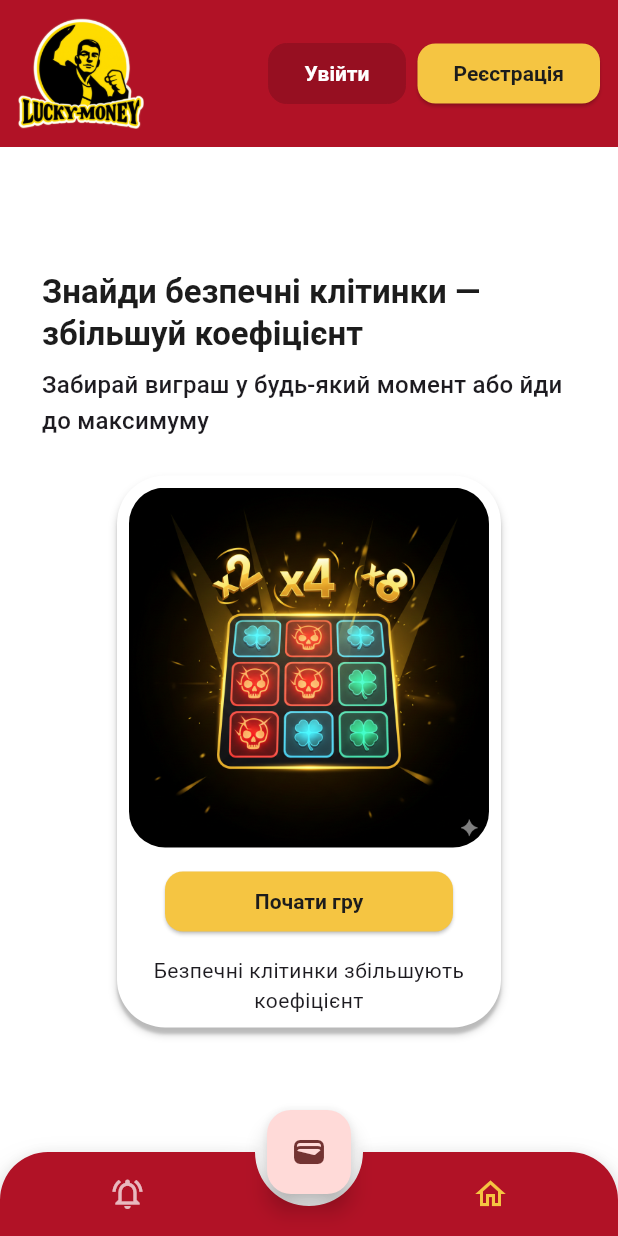
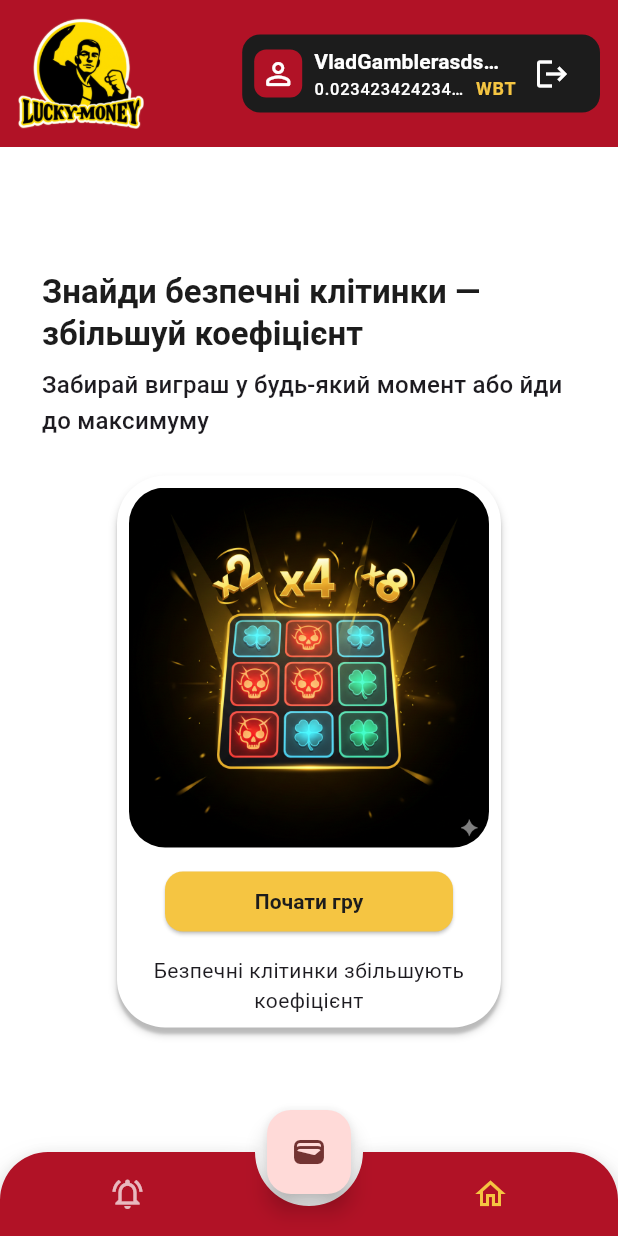
Before and after one commit to Vladus27/lucky-money-game, a Flutter app: the screen it shows after launch, on a phone screen of 412 x 824 dp. Run offline on Flutter 3.47's test engine with Material 3 defaults, Android fonts, the phone set to English and light mode, and no system bars; drawn by our look-alikes of animated_bottom_navigation_bar; our stand-ins replace flutter_riverpod, google_fonts.

Commit message:
init ui for logined user in home_header

```diff
--- a/lucky_money_app/lib/features/authentication/widgets/username_input.dart
+++ b/lucky_money_app/lib/features/authentication/widgets/username_input.dart
@@ -35,7 +35,6 @@ class UsernameInput extends StatelessWidget {
           borderRadius: BorderRadius.circular(12),
           borderSide: BorderSide(color: theme.colorScheme.onPrimary),
         ),
-
         focusedBorder: OutlineInputBorder(
           borderRadius: BorderRadius.circular(12),
           borderSide: BorderSide(color: theme.colorScheme.primary),
--- a/lucky_money_app/lib/features/home/widgets/home_header.dart
+++ b/lucky_money_app/lib/features/home/widgets/home_header.dart
@@ -6,21 +6,76 @@ class HomeHeader extends StatelessWidget implements PreferredSizeWidget {
 
   @override
   Widget build(BuildContext context) {
-    return AppBar(
-      toolbarHeight: kToolbarHeight + 42,
-      leadingWidth: 96,
-      leading: Align(
-        alignment: Alignment.centerLeft,
+    final theme = Theme.of(context);
+    String text = 'VladGamblerasdsdsdsdsdsdda';
+    String truncate(String text, int length) {
+      return text.length > length ? '${text.substring(0, length)}…' : text;
+    }
+
+    bool isLogined = 1 == 1;
+    Widget content = isLogined
+        ? Padding(
+            padding: const EdgeInsets.symmetric(horizontal: 12),
+            child: Container(
+              decoration: BoxDecoration(
+                borderRadius: BorderRadius.circular(12),
+                color: theme.colorScheme.onSurface,
+              ),
               child: Padding(
-          padding: const EdgeInsets.only(left: 12.0),
-          child: Image.asset(
-            appLogo,
-            height: double.infinity,
-            fit: BoxFit.contain,
+                padding: const EdgeInsets.symmetric(
+                  horizontal: 8.0,
+                  vertical: 2,
+                ),
+                child: Row(
+                  children: [
+                    SizedBox(
+                      height: 32,
+                      width: 32,
+                      child: Container(
+                        decoration: BoxDecoration(
+                          borderRadius: BorderRadius.circular(8),
+
+                          color: theme.colorScheme.primary,
+                        ),
+                        child: const Icon(Icons.person_outline_rounded),
+                      ),
+                    ),
+                    const SizedBox(width: 8),
+
+                    Column(
+                      mainAxisAlignment: MainAxisAlignment.center,
+                      crossAxisAlignment: CrossAxisAlignment.start,
+                      mainAxisSize: MainAxisSize.min,
+                      children: [
+                        Text(
+                          truncate(text, 15),
+                          overflow: TextOverflow.ellipsis,
+                          style: theme.textTheme.labelLarge,
+                        ),
+                        Row(
+                          children: [
+                            Text(
+                              truncate('0.023423424234230', 14),
+                              style: theme.textTheme.labelSmall,
+                            ),
+                            const SizedBox(width: 8),
+                            Text('WBT', style: theme.textTheme.labelMedium),
+                          ],
+                        ),
+                      ],
+                    ),
+                    // SizedBox(width: 8),
+                    IconButton(
+                      onPressed: () {},
+                      icon: const Icon(Icons.logout),
+                    ),
+                  ],
                 ),
               ),
             ),
-      actions: [
+          )
+        : Row(
+            children: [
               OutlinedButton(
                 style: OutlinedButton.styleFrom(
                   shape: RoundedRectangleBorder(
@@ -47,6 +102,23 @@ class HomeHeader extends StatelessWidget implements PreferredSizeWidget {
               const SizedBox(width: 12),
             ],
           );
+
+    return AppBar(
+      toolbarHeight: kToolbarHeight + 42,
+      leadingWidth: 96,
+      leading: Align(
+        alignment: Alignment.centerLeft,
+        child: Padding(
+          padding: const EdgeInsets.only(left: 12.0),
+          child: Image.asset(
+            appLogo,
+            height: double.infinity,
+            fit: BoxFit.contain,
+          ),
+        ),
+      ),
+      actions: [content],
+    );
   }
 
   @override
```
Lines whose indentation alone changed are shown as unchanged.
